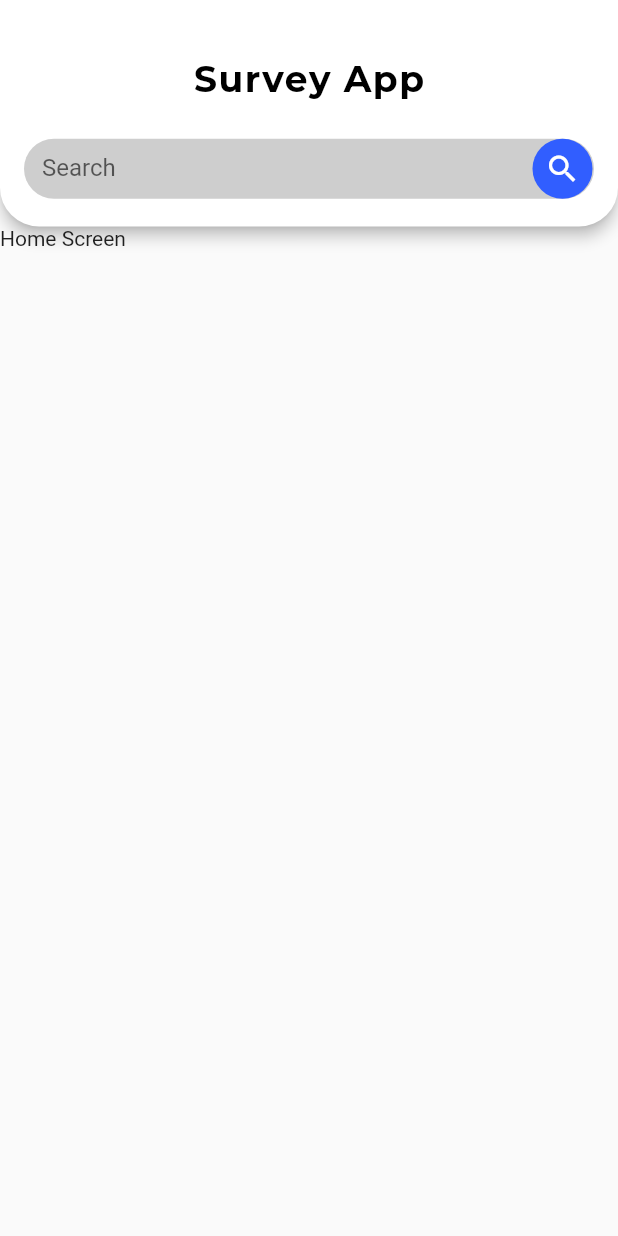
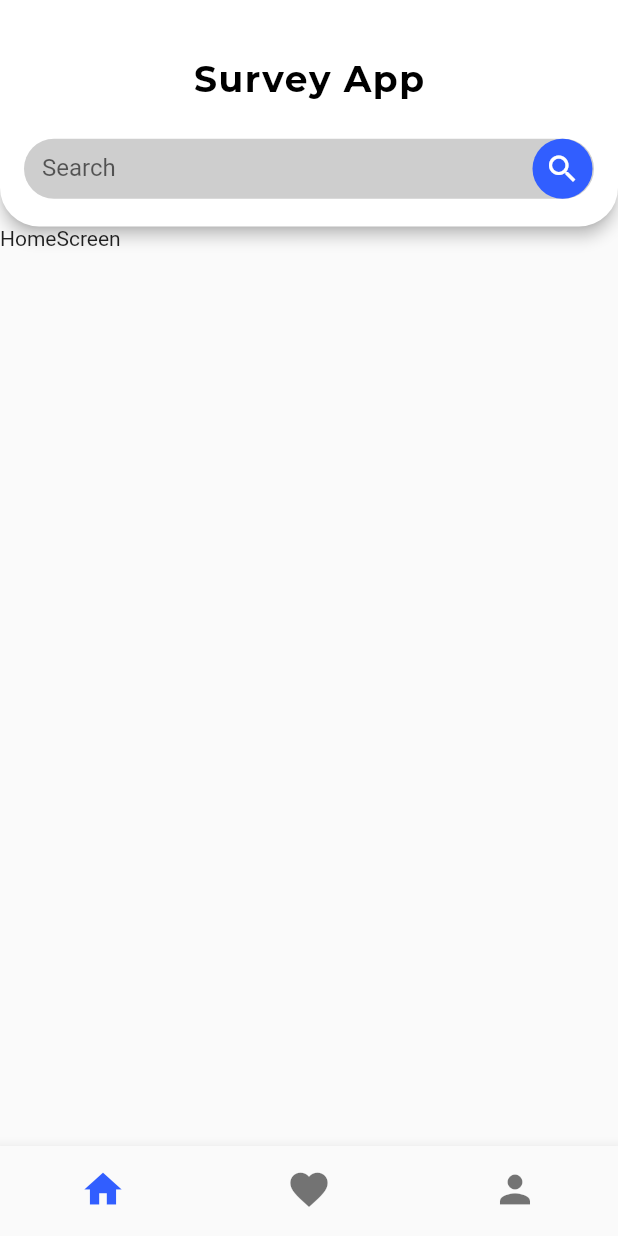
Before and after one commit to denihero/survey_app, a Flutter app: the screen it shows after launch, on a phone screen of 412 x 824 dp. Run offline on Flutter 3.47's test engine with Material 2 defaults, Android fonts, the phone set to English and light mode, and no system bars; our stand-ins replace google_fonts.

Commit message:
add bottomAppbar

```diff
--- a/lib/main.dart
+++ b/lib/main.dart
@@ -1,6 +1,6 @@
 import 'package:flutter/material.dart';
+import 'package:survey/presentation/main_page.dart';
 import 'package:survey/presentation/screens/favourite_screen/favourite_screen.dart';
-import 'package:survey/presentation/screens/home_screen/home_screen.dart';
 import 'package:survey/presentation/screens/pre_quiz_screen/pre_quiz_screen.dart';
 import 'package:survey/presentation/screens/profile_screen/profile_screen.dart';
 import 'package:survey/presentation/screens/quiz_screen/quiz_screen.dart';
@@ -24,7 +24,7 @@ class MyApp extends StatelessWidget {
       ),
       initialRoute: '/',
       routes: {
-        '/': (context) => const HomeScreen(),
+        '/': (context) => const MainPage(),
         '/favourite': (context) => const FavouriteScreen(),
         '/profile': (context) => const ProfileScreen(),
         '/quiz': (context) => const QuizScreen(),
--- /dev/null
+++ b/lib/presentation/main_page.dart
@@ -0,0 +1,42 @@
+import 'package:flutter/material.dart';
+
+import 'package:survey/presentation/screens/favourite_screen/favourite_screen.dart';
+import 'package:survey/presentation/screens/home_screen/home_screen.dart';
+import 'package:survey/presentation/screens/home_screen/widget/bottom_appbar.dart';
+import 'package:survey/presentation/screens/profile_screen/profile_screen.dart';
+
+
+
+class MainPage extends StatefulWidget {
+  const MainPage({Key? key}) : super(key: key);
+
+  @override
+  State<MainPage> createState() => _HomeScreenState();
+}
+
+class _HomeScreenState extends State<MainPage> {
+
+  final _widgetOptions = <Widget>[
+    const HomeScreen(),
+    const FavouriteScreen(),
+    const ProfileScreen()
+  ];
+
+  late int _selectedIndex = 0;
+
+  void _onItemTapped(int index) {
+    setState(() {
+      _selectedIndex = index;
+    });
+  }
+
+  @override
+  Widget build(BuildContext context) {
+    return Scaffold(
+        body: IndexedStack(index: _selectedIndex, children: _widgetOptions),
+        bottomNavigationBar: Bottom(
+            selectedIndex: _selectedIndex,
+            onTap: _onItemTapped)
+    );
+  }
+}
--- a/lib/presentation/screens/favourite_screen/favourite_screen.dart
+++ b/lib/presentation/screens/favourite_screen/favourite_screen.dart
@@ -8,8 +8,7 @@ class FavouriteScreen extends StatelessWidget {
 
   @override
   Widget build(BuildContext context) {
-    return Scaffold(
-      body: SafeArea(
+    return SafeArea(
         child: Container(
           padding: const EdgeInsets.symmetric(vertical: 35, horizontal: 25),
           child: Column(
@@ -53,8 +52,7 @@ class FavouriteScreen extends StatelessWidget {
               ),
             ],
           ),
-        ),
-      ),
+        )
     );
   }
 }
--- a/lib/presentation/screens/home_screen/home_screen.dart
+++ b/lib/presentation/screens/home_screen/home_screen.dart
@@ -1,5 +1,6 @@
 import 'package:flutter/material.dart';
 import 'package:survey/presentation/screens/home_screen/widget/appbar.dart';
+
 
 
 
@@ -8,13 +9,8 @@ class HomeScreen extends StatelessWidget {
 
   @override
   Widget build(BuildContext context) {
-    return Scaffold(
-      appBar: const CustomAppbar(),
-      body: SafeArea(
-        child: Container(
-          child: const Text('Home Screen'),
-        )
-      ),
-    );
+    return const Scaffold(
+        appBar: CustomAppbar(),
+        body: Text('HomeScreen'));
   }
 }
--- /dev/null
+++ b/lib/presentation/screens/home_screen/widget/bottom_appbar.dart
@@ -0,0 +1,34 @@
+import 'package:flutter/material.dart';
+import 'package:survey/core/constants/color.dart';
+
+
+class Bottom extends StatelessWidget {
+  const Bottom({Key? key,required this.selectedIndex, required this.onTap}) : super(key: key);
+  final int selectedIndex;
+  final ValueChanged<int> onTap;
+
+  @override
+  Widget build(BuildContext context) {
+    return BottomNavigationBar(
+      showSelectedLabels: false,
+      showUnselectedLabels: false,
+      items: const <BottomNavigationBarItem>[
+        BottomNavigationBarItem(
+          icon: Icon(Icons.home,size: 30,),
+          label: '',
+        ),
+        BottomNavigationBarItem(
+          icon: Icon(Icons.favorite,size: 30,),
+          label: '',
+        ),
+        BottomNavigationBarItem(
+          icon: Icon(Icons.person,size: 30,),
+          label: '',
+        ),
+      ],
+      currentIndex: selectedIndex,
+      selectedItemColor: BLUE,
+      onTap: onTap,
+    );
+  }
+}
--- a/lib/presentation/screens/profile_screen/profile_screen.dart
+++ b/lib/presentation/screens/profile_screen/profile_screen.dart
@@ -5,6 +5,7 @@ class ProfileScreen extends StatelessWidget {
 
   @override
   Widget build(BuildContext context) {
-    return Container();
+    return  Text('ProfileScreen');
+
   }
 }
```
